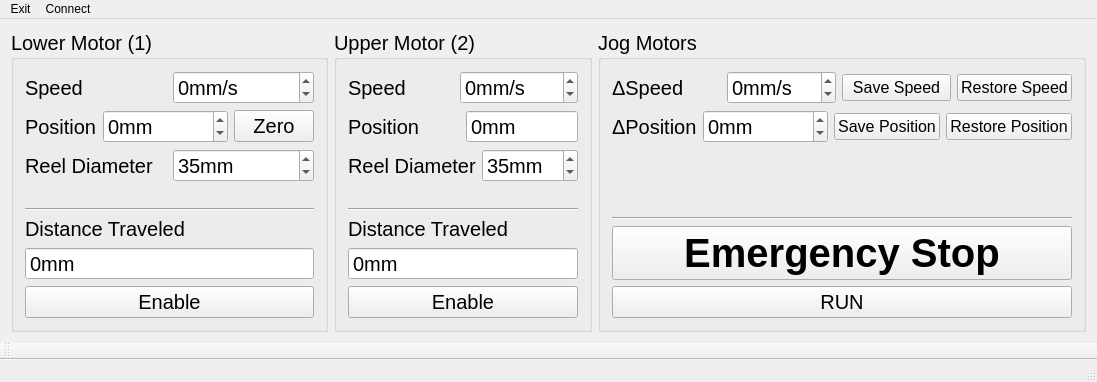
Above: mainwindow.ui from g7uvw/QtMonument before the change. Below: the same form after it.
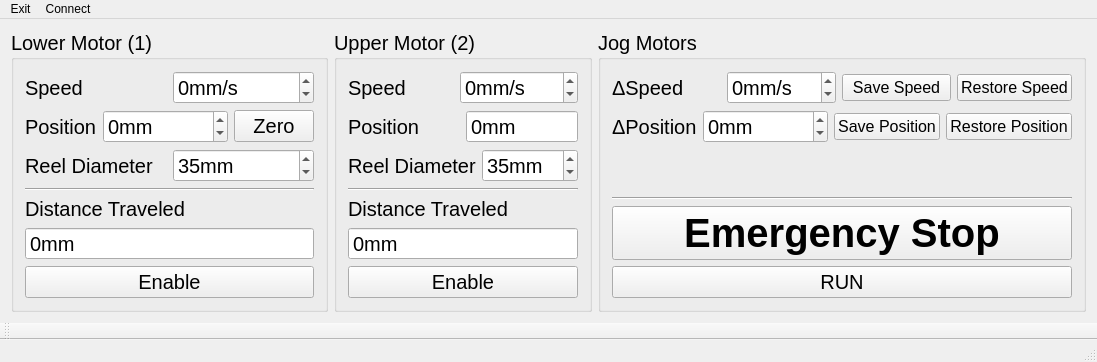
That is the form after the change.

Commit message:
It only works!
Nearly anyway

What changed in the file:
```diff
--- a/mainwindow.ui
+++ b/mainwindow.ui
@@ -2,6 +2,14 @@
 <ui version="4.0">
  <class>MainWindow</class>
  <widget class="QMainWindow" name="MainWindow">
+  <property name="geometry">
+   <rect>
+    <x>0</x>
+    <y>0</y>
+    <width>1054</width>
+    <height>362</height>
+   </rect>
+  </property>
   <property name="windowTitle">
    <string>Monument</string>
   </property>
@@ -156,6 +164,12 @@
          <property name="suffix">
           <string>mm</string>
          </property>
+         <property name="minimum">
+          <number>-60000</number>
+         </property>
+         <property name="maximum">
+          <number>60000</number>
+         </property>
         </widget>
        </item>
        <item>
@@ -316,6 +330,12 @@
          <property name="suffix">
           <string>mm</string>
          </property>
+         <property name="minimum">
+          <number>-60000</number>
+         </property>
+         <property name="maximum">
+          <number>60000</number>
+         </property>
         </widget>
        </item>
        <item>
```
The commit also changes 2 other files.
